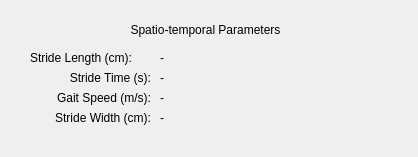
Above: analyticsParams.ui from mattorga/thesis before the change. Below: the same form after it.
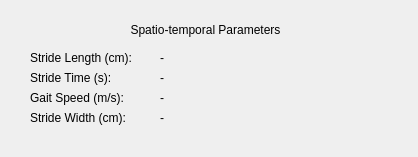
That is the form after the change.

The edit to the form file:
```diff
--- a/analyticsParams.ui
+++ b/analyticsParams.ui
@@ -55,7 +55,7 @@
     <string>Stride Time (s):</string>
    </property>
    <property name="alignment">
-    <set>Qt::AlignRight|Qt::AlignTrailing|Qt::AlignVCenter</set>
+    <set>Qt::AlignLeading|Qt::AlignLeft|Qt::AlignVCenter</set>
    </property>
   </widget>
   <widget class="QLabel" name="gaitSpeedLabel">
@@ -71,7 +71,7 @@
     <string>Gait Speed (m/s):</string>
    </property>
    <property name="alignment">
-    <set>Qt::AlignRight|Qt::AlignTrailing|Qt::AlignVCenter</set>
+    <set>Qt::AlignLeading|Qt::AlignLeft|Qt::AlignVCenter</set>
    </property>
   </widget>
   <widget class="QLabel" name="strideWidthLabel">
@@ -87,7 +87,7 @@
     <string>Stride Width (cm):</string>
    </property>
    <property name="alignment">
-    <set>Qt::AlignRight|Qt::AlignTrailing|Qt::AlignVCenter</set>
+    <set>Qt::AlignLeading|Qt::AlignLeft|Qt::AlignVCenter</set>
    </property>
   </widget>
   <widget class="QLabel" name="strideLengthValue">
```
